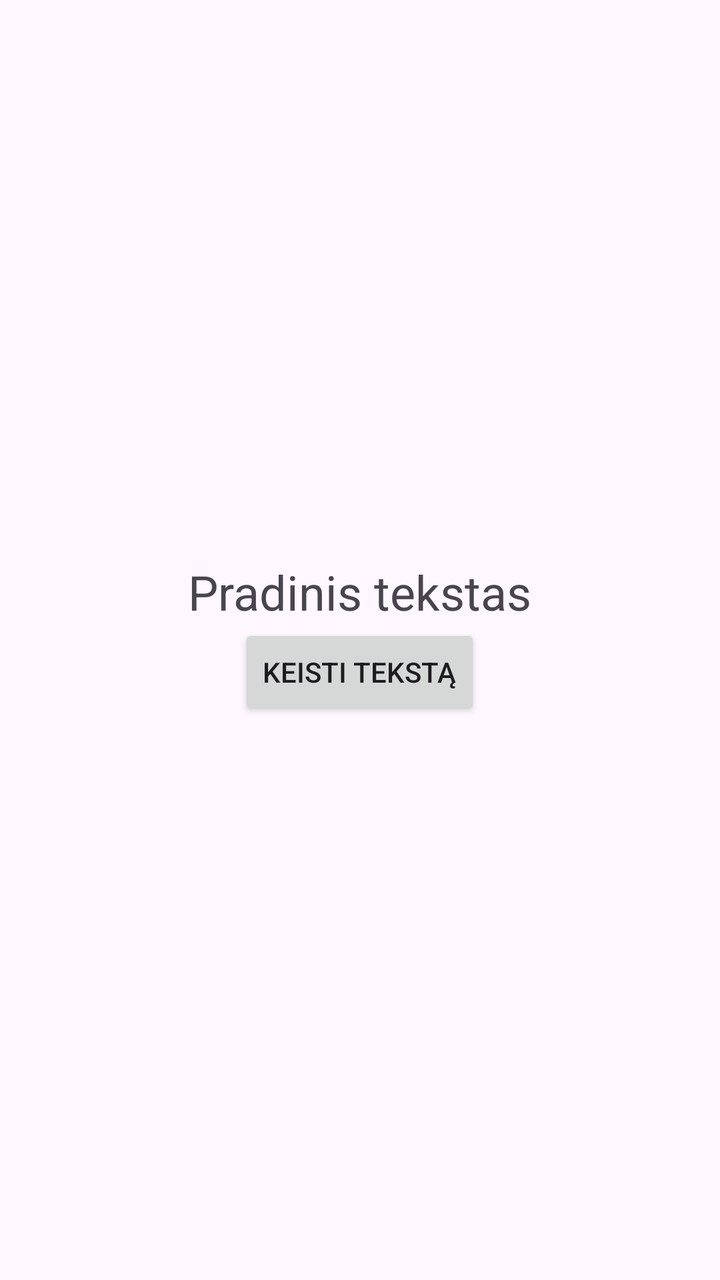
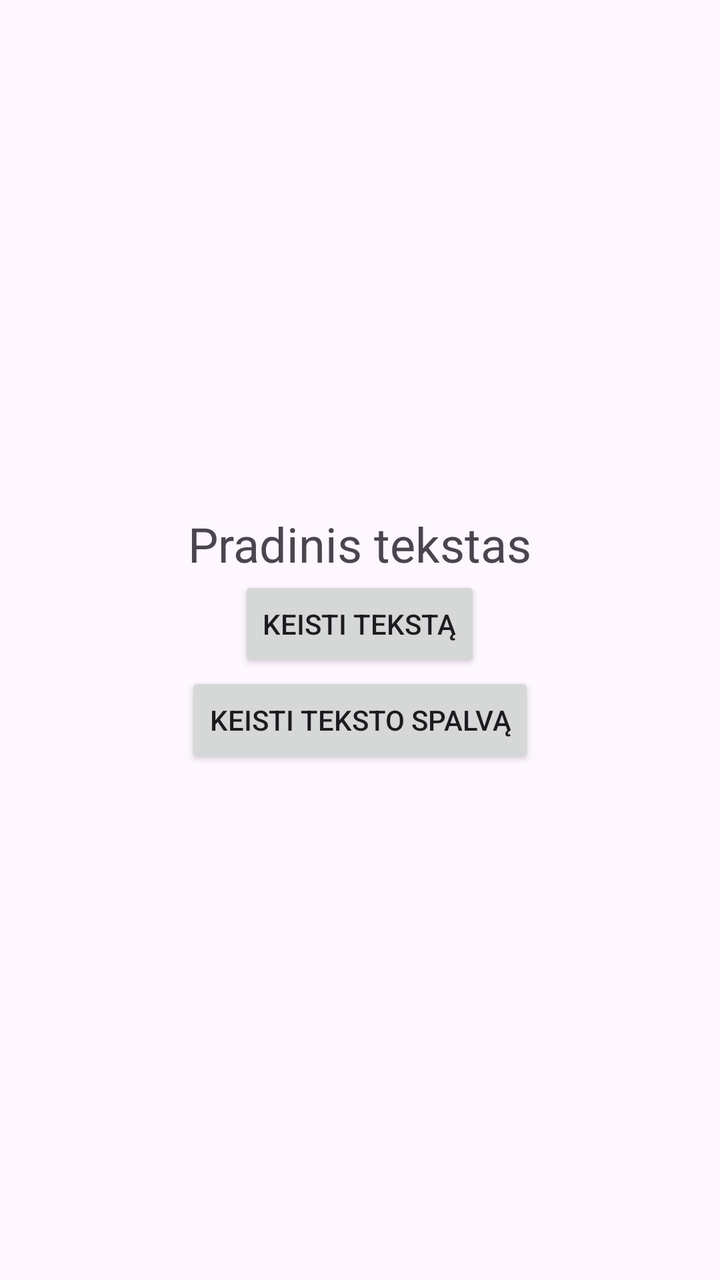

An Android layout rendered at two revisions. The XML below is the earlier revision; the diff shows what the commit changed to produce the second picture.
<!-- AndroidManifest.xml: application theme Theme.Uzduotis1 -->
<!-- res/layout/activity_main.xml -->
<?xml version="1.0" encoding="utf-8"?>
<LinearLayout xmlns:android="http://schemas.android.com/apk/res/android"
    android:layout_width="match_parent"
    android:layout_height="match_parent"
    android:orientation="vertical"
    android:gravity="center"
    android:padding="16dp">

    <TextView
        android:id="@+id/textView"
        android:layout_width="wrap_content"
        android:layout_height="wrap_content"
        android:text="Pradinis tekstas"
        android:textSize="24sp" />

    <Button
        android:id="@+id/btnText"
        android:layout_width="wrap_content"
        android:layout_height="wrap_content"
        android:text="Keisti tekstą" />

</LinearLayout>
<!-- resources referenced by this layout -->
<resources>
  <style name="Theme.Uzduotis1" parent="Base.Theme.Uzduotis1" />
  <style name="Base.Theme.Uzduotis1" parent="Theme.Material3.DayNight.NoActionBar">
          
          
      </style>
</resources>

<!-- the commit's change to res/layout/activity_main.xml (unified diff, before → after) -->
@@ -19,4 +19,10 @@
         android:layout_height="wrap_content"
         android:text="Keisti tekstą" />
 
+    <Button
+        android:id="@+id/btnColor"
+        android:layout_width="wrap_content"
+        android:layout_height="wrap_content"
+        android:text="Keisti teksto spalvą" />
+
 </LinearLayout>
